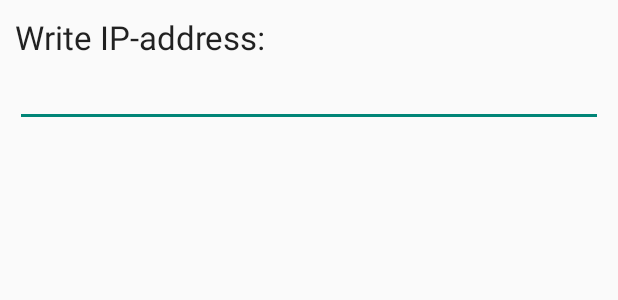
After one commit to RoRu/Gamepad, an Android app: the layout prompt.xml on its own in the app's theme, with its tools: preview values and no code run, on a phone screen of 412 x 824 dp. The commit adds this screen. Shown: the top 300 px of the screen. Run offline under Robolectric (Android 15) with nearby library versions, the light colour scheme and no system bars.

Commit message:
add new activity
Dialog window.

```diff
--- /dev/null
+++ b/app/src/main/res/layout/activity_field.xml
@@ -0,0 +1,6 @@
+<RelativeLayout xmlns:android="http://schemas.android.com/apk/res/android"
+                xmlns:tools="http://schemas.android.com/tools"
+                android:layout_width="match_parent"
+                android:layout_height="match_parent"
+                tools:context="${relativePackage}.${activityClass}">
+</RelativeLayout>
--- /dev/null
+++ b/app/src/main/res/layout/prompt.xml
@@ -0,0 +1,22 @@
+<?xml version="1.0" encoding="utf-8"?>
+<LinearLayout
+        xmlns:android="http://schemas.android.com/apk/res/android"
+        android:id="@+id/layout_root"
+        android:layout_width="fill_parent"
+        android:layout_height="fill_parent"
+        android:orientation="vertical"
+        android:padding="10dp" >
+    <TextView
+            android:id="@+id/tv"
+            android:layout_width="wrap_content"
+            android:layout_height="wrap_content"
+            android:text="Write IP-address: "
+            android:textAppearance="?android:attr/textAppearanceLarge" />
+
+    <EditText
+            android:id="@+id/input_text"
+            android:layout_width="match_parent"
+            android:layout_height="wrap_content" >
+        <requestFocus />
+    </EditText>
+</LinearLayout>
```
Also changed, not shown: app/src/main/AndroidManifest.xml (+9 -1 lines), app/src/main/java/com/nutrix/gamepad/app/ActivityField.kt (added, +23 -0 lines), app/src/main/java/com/nutrix/gamepad/app/MainActivity.kt (+42 -15 lines), app/src/main/res/layout/activity_main.xml (+35 -12 lines).
